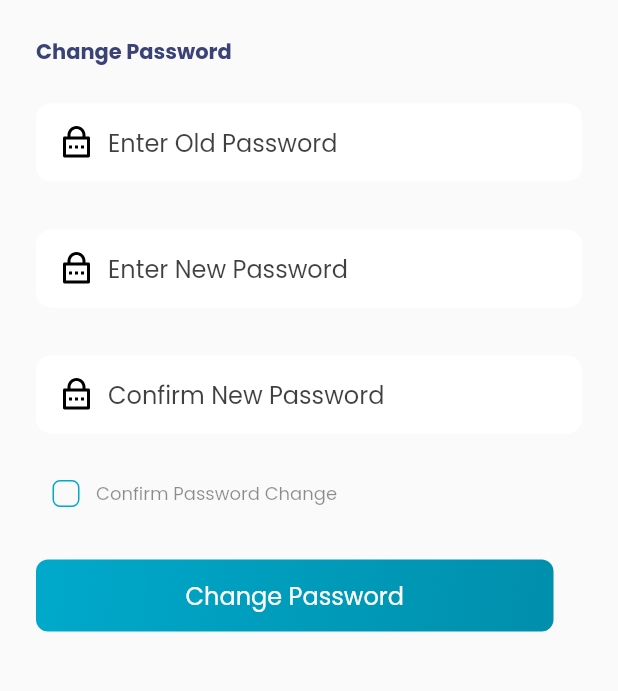
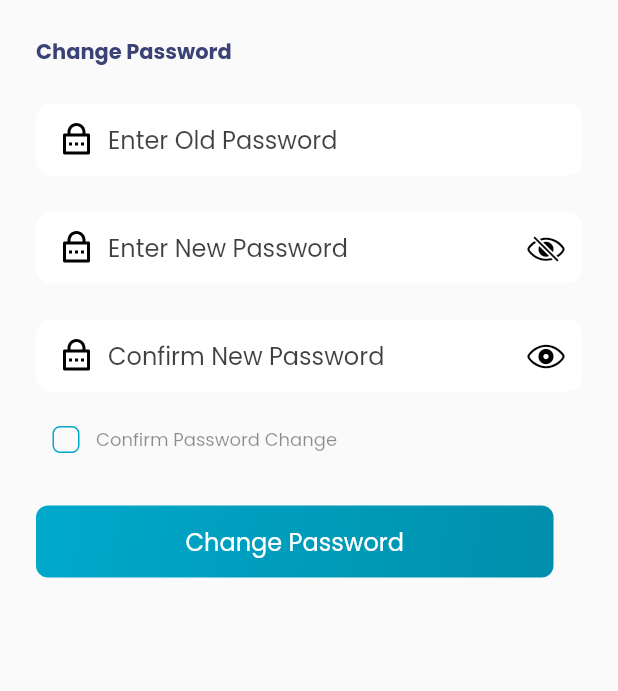
Before and after one commit to toni-21/grace-nation-ios, a Flutter app: the Security screen opened by its route, after a tap on "Change Password", on a phone screen of 412 x 824 dp, the part 84-775 px from its top. Run offline on Flutter 3.47's test engine with Material 2 defaults, Android fonts, the phone set to English and light mode, and no system bars; our stand-ins replace audio_service, audioplayers, carousel_slider, confetti, dropdown_textfield, file_picker and 9 more; missing offline and left inert: float_column, flutter_downloader, flutter_inappwebview, video_thumbnail; accounts and stored records are empty; network calls fail; project files that could hold a hidden picture were left out.

Commit message:
hot fixes

```diff
--- a/lib/core/models/auidio_track.dart
+++ b/lib/core/models/auidio_track.dart
@@ -1,9 +1,9 @@
-import 'package:flutter/foundation.dart';
+import 'dart:io';
 
 class AudioTrack {
   String title;
   String source;
-  Uint8List? image;
+  File? image;
   DateTime date;
 
   AudioTrack(
--- a/lib/core/providers/app_provider.dart
+++ b/lib/core/providers/app_provider.dart
@@ -42,6 +42,7 @@ class AppProvider extends ChangeNotifier {
   PaymentInit? _payInit;
   String? _givingType;
   int _selectedDrawer = 0;
+  bool _enableNotifications = true;
   bool _isLoading = false;
   bool _downloading = false;
   String? _progressString;
@@ -81,6 +82,8 @@ class AppProvider extends ChangeNotifier {
   bool get downloading {
     return _downloading;
   }
+
+  bool get enableNotifications => _enableNotifications;
 
   void goToTab(index) {
     _selectedTab = index;
@@ -146,6 +149,11 @@ class AppProvider extends ChangeNotifier {
 
   Preferences get preferences {
     return _preferences!;
+  }
+
+  void setNotifications(bool n) async {
+    _enableNotifications = n;
+    notifyListeners();
   }
 
   void loadNoteList() async {
--- a/lib/view/pages/app/messages.dart
+++ b/lib/view/pages/app/messages.dart
@@ -116,7 +116,7 @@ class _MessagesScreenState extends State<MessagesScreen>
   }
 
   _initChannel() async {
-    final newVideoList = await ytApi.fetchVideos();
+    final newVideoList = await ytApi.fetchVideos(freshList: true);
     if (mounted) {
       setState(() {
         videoList = newVideoList;
@@ -132,7 +132,7 @@ class _MessagesScreenState extends State<MessagesScreen>
 
     _bindBackgroundIsolate();
 
-    FlutterDownloader.registerCallback(downloadCallback);
+    FlutterDownloader.registerCallback(downloadCallback, step: 1);
 
     if (Provider.of<AppProvider>(context, listen: false).downloading) {
       setState(() {
@@ -192,6 +192,7 @@ class _MessagesScreenState extends State<MessagesScreen>
               videoUrl: url,
               videoName: name,
               duration: video.duration!,
+              videoThumbnail: video.thumbnailUrl,
               context: context,
             );
             //resources.downloadVideo(, name, video.duration, context);
--- a/lib/view/pages/partnership/profile.dart
+++ b/lib/view/pages/partnership/profile.dart
@@ -30,6 +30,21 @@ class Profile extends StatefulWidget {
 class _ProfileState extends State<Profile> {
   bool _enableNotifications = true;
   final authApi = AuthApi();
+
+  static String getIconcolor(String text) {
+    switch (text) {
+      case 'Kingdom Broadcaster':
+        return 'assets/images/profile-iron-crown.svg';
+      case 'Kingdom Amplifier':
+        return 'assets/images/profile-gold-crown.svg';
+      case 'Kingdom Vessel':
+        return 'assets/images/profile-bronze-crown.svg';
+      case 'Kingdom Advancer':
+      default:
+        return 'assets/images/profile-silver-crown.svg';
+    }
+  }
+
   @override
   void initState() {
     WidgetsBinding.instance.addPostFrameCallback((_) async {
@@ -46,6 +61,7 @@ class _ProfileState extends State<Profile> {
     bool present = Provider.of<AuthProvider>(context, listen: false)
         .supportTypes
         .contains(key);
+    String colorPath = getIconcolor(key);
     return Row(
       children: [
         Container(
@@ -58,13 +74,15 @@ class _ProfileState extends State<Profile> {
           alignment: Alignment.center,
           child: Wrap(
             direction: Axis.vertical,
+            crossAxisAlignment: WrapCrossAlignment.center,
             children: [
               SvgPicture.asset(
-                'assets/images/partner-crown-gold.svg',
-                color: !present ? darkGray.withOpacity(0.5) : null,
+                colorPath,
+                color: !present ? darkGray.withOpacity(0.125) : null,
               ),
               Text(
-                '+500',
+                !present ? '0' : '+500',
+                textAlign: TextAlign.center,
                 style: TextStyle(
                   color: Theme.of(context).primaryColorDark,
                   fontWeight: FontWeight.w400,
@@ -372,11 +390,12 @@ class _ProfileState extends State<Profile> {
                         width: 30,
                         child: CupertinoSwitch(
                             activeColor: babyBlue,
-                            value: _enableNotifications,
+                            value:
+                                Provider.of<AppProvider>(context, listen: true)
+                                    .enableNotifications,
                             onChanged: (value) {
-                              setState(() {
-                                _enableNotifications = value;
-                              });
+                              Provider.of<AppProvider>(context, listen: false)
+                                  .setNotifications(value);
                             }),
                       ),
                     ),
--- a/lib/view/pages/partnership/security.dart
+++ b/lib/view/pages/partnership/security.dart
@@ -1,10 +1,18 @@
+import 'package:flutter/cupertino.dart';
 import 'package:flutter/material.dart';
 import 'package:flutter_svg/flutter_svg.dart';
+import 'package:go_router/go_router.dart';
+import 'package:grace_nation/core/models/user.dart';
+import 'package:grace_nation/core/providers/auth_provider.dart';
+import 'package:grace_nation/core/services/authentication.dart';
+import 'package:grace_nation/utils/constants.dart';
 import 'package:grace_nation/utils/styles.dart';
 import 'package:grace_nation/view/shared/screens/drawer.dart';
 import 'package:grace_nation/view/shared/widgets/appbar.dart';
 import 'package:grace_nation/view/shared/widgets/custom_button.dart';
+import 'package:grace_nation/view/shared/widgets/failure_widget.dart';
 import 'package:grace_nation/view/shared/widgets/success_widget.dart';
+import 'package:provider/provider.dart';
 
 class Security extends StatefulWidget {
   @override
@@ -15,22 +23,148 @@ class Security extends StatefulWidget {
 
 class _SecurityState extends State<Security>
     with SingleTickerProviderStateMixin {
+  final authApi = AuthApi();
+  final TextEditingController oldPasswordController = TextEditingController();
+  final TextEditingController newPasswordController = TextEditingController();
+  final TextEditingController confirmPasswordController =
+      TextEditingController();
   bool _confirm = false;
-  Widget textField(String text, String icon, [bool isPerson = false]) {
+  bool newObscureText = true;
+  bool confirmObscureText = false;
+  late User _user;
+  final _formKey = GlobalKey<FormState>();
+
+  @override
+  void initState() {
+    _user = Provider.of<AuthProvider>(context, listen: false).user;
+    controller =
+        AnimationController(vsync: this, duration: Duration(milliseconds: 450));
+    scaleAnimation =
+        CurvedAnimation(parent: controller, curve: Curves.elasticInOut);
+
+    controller.addListener(() {
+      setState(() {});
+    });
+
+    controller.forward();
+    super.initState();
+  }
+
+  void _submitForm(BuildContext context) async {
+    FocusScopeNode currentFocus = FocusScope.of(context);
+
+    if (!currentFocus.hasPrimaryFocus) {
+      currentFocus.unfocus();
+    }
+
+    if (!_formKey.currentState!.validate()) {
+      return;
+    } else {
+      String response = await authApi.changePassword(
+        oldPassword: oldPasswordController.text,
+        newPassword: newPasswordController.text,
+        phone: _user.phone!,
+        lastName: _user.lastName,
+        firstName: _user.firstName,
+      );
+
+      if (response == 'success') {
+        showGeneralDialog(
+          context: context,
+          barrierLabel: "Barrier",
+          barrierDismissible: true,
+          barrierColor: Colors.black.withOpacity(0.5),
+          transitionDuration: Duration(milliseconds: 200),
+          pageBuilder: (_, __, ___) {
+            return StatefulBuilder(builder: (context, setState) {
+              return Center(
+                  child: SuccessWidget(
+                      title: 'Update Successful',
+                      description: 'Your password has been changed successfully',
+                      callback: () {
+                        context.goNamed(profileRouteName);
+                      }));
+            });
+          },
+          transitionBuilder: (_, anim, __, child) {
+            return ScaleTransition(
+              // position: tween.animate(anim),
+              scale: CurvedAnimation(
+                  parent: controller, curve: Curves.elasticInOut),
+              child: FadeTransition(
+                opacity: anim,
+                child: child,
+              ),
+            );
+          },
+        );
+      } else {
+        showGeneralDialog(
+          context: context,
+          barrierLabel: "Barrier",
+          barrierDismissible: true,
+          barrierColor: Colors.black.withOpacity(0.5),
+          transitionDuration: Duration(milliseconds: 200),
+          pageBuilder: (_, __, ___) {
+            return StatefulBuilder(builder: (context, setState) {
+              return Center(
+                  child: FailureWidget(
+                title: 'Update Failed',
+                description: response,
+              ));
+            });
+          },
+          transitionBuilder: (_, anim, __, child) {
+            return ScaleTransition(
+              // position: tween.animate(anim),
+              scale: CurvedAnimation(
+                  parent: controller, curve: Curves.elasticInOut),
+              child: FadeTransition(
+                opacity: anim,
+                child: child,
+              ),
+            );
+          },
+        );
+      }
+    }
+  }
+
+  Widget textField(
+      {required String text,
+      required String icon,
+      required TextEditingController controller,
+      required bool obscureText,
+      required bool suffix}) {
     return SizedBox(
-      height: 60,
-      child: TextField(
-        obscureText: true,
+      // height: 57,
+      child: TextFormField(
+        obscureText: text == 'Enter New Password'
+            ? newObscureText
+            : text == 'Confirm New Password'
+                ? confirmObscureText
+                : false,
+        controller: controller,
         decoration: InputDecoration(
+          suffixIcon: !suffix
+              ? null
+              : IconButton(
+                  icon: obscureText
+                      ? Icon(CupertinoIcons.eye_slash,
+                          size: 25, color: Theme.of(context).iconTheme.color)
+                      : Icon(CupertinoIcons.eye,
+                          size: 25, color: Theme.of(context).iconTheme.color),
+                  onPressed: () {
+                    setState(() {
+                      text == 'Enter New Password'
+                          ? newObscureText = !newObscureText
+                          : confirmObscureText = !confirmObscureText;
+                    });
+                  },
+                ),
           prefixIcon: Padding(
             padding: EdgeInsets.only(left: 6),
-              child: isPerson
-                  ? Icon(
-                      Icons.person_outline_rounded,
-                      color: Colors.black,
-                      size: 25,
-                    )
-                  : SvgPicture.asset(
+            child: SvgPicture.asset(
               icon,
               fit: BoxFit.scaleDown,
               color: Theme.of(context).iconTheme.color,
@@ -44,33 +178,30 @@ class _SecurityState extends State<Security>
             borderSide: BorderSide(color: babyBlue),
             borderRadius: BorderRadius.circular(10),
           ),
-            contentPadding: EdgeInsets.fromLTRB(12, 20, 12, 8),
           filled: true,
           fillColor: Theme.of(context).hoverColor,
           hintText: text,
-            helperStyle: TextStyle(color: partnerHintText)),
+          contentPadding:
+              EdgeInsets.symmetric(vertical: 12.0, horizontal: 12.0),
+        ),
+        validator: text != 'Confirm New Password'
+            ? (String? value) {
+                if (value == null || value.length < 1) {
+                  return 'password must not be empty';
+                }
+              }
+            : (String? value) {
+                if (confirmPasswordController.text !=
+                    newPasswordController.text) {
+                  return "password does not match";
+                }
+              },
       ),
     );
   }
 
   late AnimationController controller;
   late Animation<double> scaleAnimation;
-
-  @override
-  void initState() {
-    super.initState();
-
-    controller =
-        AnimationController(vsync: this, duration: Duration(milliseconds: 450));
-    scaleAnimation =
-        CurvedAnimation(parent: controller, curve: Curves.elasticInOut);
-
-    controller.addListener(() {
-      setState(() {});
-    });
-
-    controller.forward();
-  }
 
   @override
   Widget build(BuildContext context) {
@@ -87,6 +218,8 @@ class _SecurityState extends State<Security>
           height: MediaQuery.of(context).size.height,
           width: MediaQuery.of(context).size.width,
           padding: EdgeInsets.only(left: 24, right: 24, top: 24),
+          child: Form(
+            key: _formKey,
             child: Column(
               crossAxisAlignment: CrossAxisAlignment.start,
               children: [
@@ -100,13 +233,25 @@ class _SecurityState extends State<Security>
                 ),
                 SizedBox(height: 24),
                 textField(
-                  'Enter Old Password', 'assets/icons/prefix-padlock.svg'),
+                    text: 'Enter Old Password',
+                    icon: 'assets/icons/prefix-padlock.svg',
+                    controller: oldPasswordController,
+                    obscureText: false,
+                    suffix: false),
                 SizedBox(height: 24),
                 textField(
-                  'Enter New Password', 'assets/icons/prefix-padlock.svg'),
+                    text: 'Enter New Password',
+                    icon: 'assets/icons/prefix-padlock.svg',
+                    controller: newPasswordController,
+                    obscureText: newObscureText,
+                    suffix: true),
                 SizedBox(height: 24),
                 textField(
-                  'Confirm New Password', 'assets/icons/prefix-padlock.svg'),
+                    text: 'Confirm New Password',
+                    icon: 'assets/icons/prefix-padlock.svg',
+                    controller: confirmPasswordController,
+                    obscureText: confirmObscureText,
+                    suffix: true),
                 SizedBox(height: 12),
                 Row(
                   mainAxisAlignment: MainAxisAlignment.start,
@@ -145,41 +290,14 @@ class _SecurityState extends State<Security>
                     child: CustomButton(
                         text: 'Change Password',
                         onTap: () {
-                        //   showGeneralDialog(
-                        //     context: context,
-                        //     barrierLabel: "Barrier",
-                        //     barrierDismissible: true,
-                        //     barrierColor: Colors.black.withOpacity(0.5),
-                        //     transitionDuration: Duration(milliseconds: 200),
-                        //     pageBuilder: (_, __, ___) {
-                        //       return StatefulBuilder(
-                        //           builder: (context, setState) {
-                        //         return Center(
-                        //             child: SuccessWidget(
-                        //           title: 'Sucessful',
-                        //           description:
-                        //               'Your password was set successfully',
-                        //           callback: () {},
-                        //         ));
-                        //       });
-                        //     },
-                        //     transitionBuilder: (_, anim, __, child) {
-                        //       return ScaleTransition(
-                        //         // position: tween.animate(anim),
-                        //         scale: CurvedAnimation(
-                        //             parent: controller,
-                        //             curve: Curves.elasticInOut),
-                        //         child: FadeTransition(
-                        //           opacity: anim,
-                        //           child: child,
-                        //         ),
-                        //       );
-                        //     },
-                        //   );
-                        print('PRINT');
-                        debugPrint('DEBUGPRINT');
+                          if (_confirm == false) {
+                            return;
+                          } else {
+                            _submitForm(context);
+                          }
                         }))
               ],
+            ),
           ),
         ),
       ),
--- a/lib/view/shared/widgets/appbar.dart
+++ b/lib/view/shared/widgets/appbar.dart
@@ -88,12 +88,14 @@ class AppBarWidget extends StatelessWidget implements PreferredSizeWidget {
           ? actions == null
               ? null
               : [actions!]
+          : Provider.of<AppProvider>(context, listen:true).enableNotifications == false
+              ? null
               : [
                   IconButton(
                     padding: EdgeInsets.only(right: 15),
                     onPressed: () {
-                  Navigator.of(context)
-                      .push(MaterialPageRoute(builder: (BuildContext context) {
+                      Navigator.of(context).push(
+                          MaterialPageRoute(builder: (BuildContext context) {
                         return NotificationsPage();
                       }));
                     },
```
Also changed, not shown: lib/core/services/authentication.dart (+53 -0 lines), lib/core/services/resources.dart (+31 -27 lines), lib/core/services/youtube_api.dart (+21 -9 lines), lib/main.dart (+3 -4 lines), lib/view/pages/app/homepage.dart (+5 -5 lines), lib/view/pages/downloads/download_screen.dart (+78 -67 lines), lib/view/pages/events/events_screen.dart (+7 -6 lines), lib/view/pages/partnership/offline_partnership.dart (+7 -2 lines), assets/images/profile-bronze-crown.svg (added), assets/images/profile-gold-crown.svg (added), assets/images/profile-iron-crown.svg (added), assets/images/profile-silver-crown.svg (added). Lines whose indentation alone changed are shown as unchanged.
